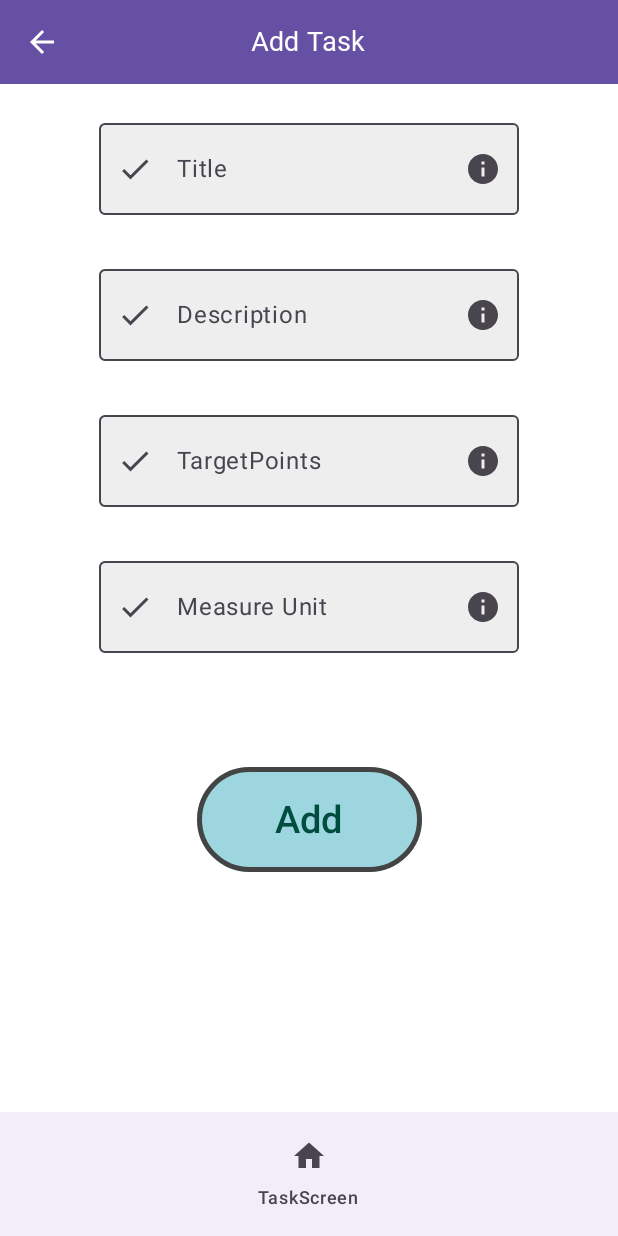
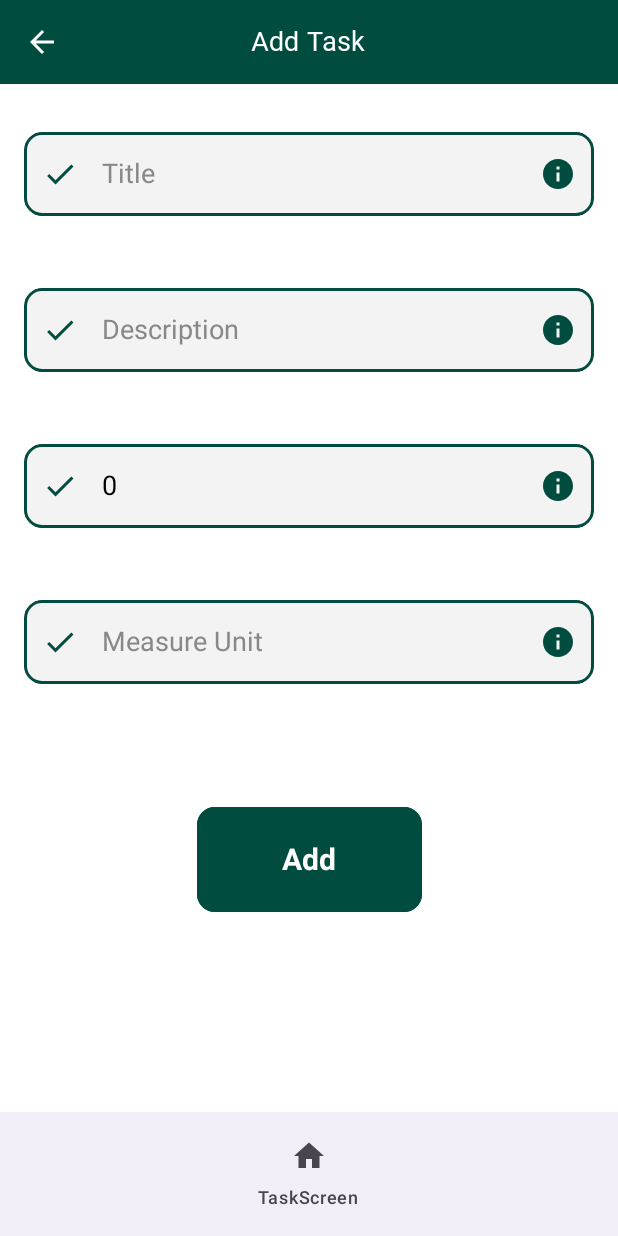
Before and after one commit to IP-115-Popov/Health, an Android app built with Jetpack Compose: the screen it shows after launch (MainActivity), after a tap on "Add", on a phone screen of 412 x 824 dp. Run offline under Robolectric (Android 15) with nearby library versions, the phone set to English and light mode, and no system bars; our stand-ins replace Dagger/Hilt's generated code, constraintlayout-compose; 1 statement that could not run was skipped.

Commit message:
Можно редактировать Задачи

```diff
--- a/app/src/main/java/ru/sergey/health/di/DomainModule.kt
+++ b/app/src/main/java/ru/sergey/health/di/DomainModule.kt
@@ -6,6 +6,7 @@ import dagger.hilt.InstallIn
 import dagger.hilt.android.components.ViewModelComponent
 import ru.sergey.domain.UseCase.AddTaskUseCase
 import ru.sergey.domain.UseCase.DownloadTasksUseCase
+import ru.sergey.domain.UseCase.GetTaskUseCase
 import ru.sergey.domain.UseCase.UpdateTaskUseCase
 import ru.sergey.domain.repository.TasksRepository
 
@@ -24,4 +25,8 @@ class DomainModule {
     fun provideUpdateTaskUseCase(tasksRepository: TasksRepository) : UpdateTaskUseCase {
         return UpdateTaskUseCase(tasksRepository = tasksRepository)
     }
+    @Provides
+    fun provideGetTaskUseCase(tasksRepository: TasksRepository) : GetTaskUseCase {
+        return GetTaskUseCase(tasksRepository = tasksRepository)
+    }
 }
--- a/app/src/main/java/ru/sergey/health/presentation/MainActivity.kt
+++ b/app/src/main/java/ru/sergey/health/presentation/MainActivity.kt
@@ -55,8 +55,9 @@ fun Main(tasksViewModel: TasksViewModel, addTasksViewModel: AddTasksViewModel) {
             composable(NavRoutes.TasksScreen.route) {
                 TasksScreen(tasksViewModel, navController)
             }
-            composable(NavRoutes.AddTasksScreen.route) {
-                AddTasksScreen(addTasksViewModel, navController)
+            composable(NavRoutes.AddTasksScreen.route) { backStackEntry ->
+                val taskId = backStackEntry.arguments?.getString("taskId")?.toIntOrNull() ?: 0
+                AddTasksScreen(addTasksViewModel, navController, taskId)
             }
         }
         BottomNavigationBar(
@@ -99,5 +100,5 @@ object NavBarItems {
 
 sealed class NavRoutes(val route: String) {
     object TasksScreen : NavRoutes("TasksScreen")
-    object AddTasksScreen : NavRoutes("AddTasksScreen")
+    object AddTasksScreen : NavRoutes("AddTasksScreen/{taskId}")
 }
--- a/app/src/main/java/ru/sergey/health/presentation/screens/AddTasksScreen.kt
+++ b/app/src/main/java/ru/sergey/health/presentation/screens/AddTasksScreen.kt
@@ -3,12 +3,15 @@ package ru.sergey.health.presentation.screens
 import android.widget.Toast
 import androidx.compose.foundation.BorderStroke
 import androidx.compose.foundation.background
+import androidx.compose.foundation.border
 import androidx.compose.foundation.layout.Box
 import androidx.compose.foundation.layout.fillMaxHeight
 import androidx.compose.foundation.layout.fillMaxSize
+import androidx.compose.foundation.layout.fillMaxWidth
 import androidx.compose.foundation.layout.height
 import androidx.compose.foundation.layout.padding
 import androidx.compose.foundation.layout.size
+import androidx.compose.foundation.shape.RoundedCornerShape
 import androidx.compose.foundation.text.KeyboardActions
 import androidx.compose.foundation.text.KeyboardOptions
 import androidx.compose.material.icons.Icons
@@ -26,11 +29,18 @@ import androidx.compose.material3.Text
 import androidx.compose.material3.TextFieldDefaults
 import androidx.compose.material3.TopAppBarDefaults
 import androidx.compose.runtime.Composable
+import androidx.compose.runtime.LaunchedEffect
 import androidx.compose.runtime.MutableState
+import androidx.compose.runtime.collectAsState
 import androidx.compose.runtime.mutableStateOf
 import androidx.compose.runtime.remember
 import androidx.compose.ui.Alignment
 import androidx.compose.ui.Modifier
+import androidx.compose.ui.draw.clip
+import androidx.compose.ui.draw.shadow
+import androidx.compose.ui.focus.FocusRequester
+import androidx.compose.ui.focus.focusRequester
+import androidx.compose.ui.focus.onFocusChanged
 import androidx.compose.ui.graphics.Color
 import androidx.compose.ui.graphics.vector.ImageVector
 import androidx.compose.ui.platform.LocalContext
@@ -38,6 +48,7 @@ import androidx.compose.ui.platform.LocalSoftwareKeyboardController
 import androidx.compose.ui.res.stringResource
 import androidx.compose.ui.res.vectorResource
 import androidx.compose.ui.text.TextStyle
+import androidx.compose.ui.text.font.FontWeight
 import androidx.compose.ui.text.input.ImeAction
 import androidx.compose.ui.text.input.KeyboardType
 import androidx.compose.ui.text.style.TextOverflow
@@ -50,10 +61,10 @@ import ru.sergey.health.presentation.theme.ui.HealthTheme
 import ru.sergey.health.presentation.viewmodel.AddTasksViewModel
 
 @Composable
-fun AddTasksScreen(vm: AddTasksViewModel, navController: NavHostController) {
-    Scaffold(
-        topBar = { taskAddTopBar(navController)},
-    ) { innerPadding ->
+fun AddTasksScreen(vm: AddTasksViewModel, navController: NavHostController, id: Int = 0) {
+    val state = vm.tasksUiState.collectAsState().value
+
+    // Toasts
     val toastAdded = Toast.makeText(
         LocalContext.current,
         "Запись добавлена", Toast.LENGTH_SHORT
@@ -62,26 +73,35 @@ fun AddTasksScreen(vm: AddTasksViewModel, navController: NavHostController) {
         LocalContext.current,
         "Заполните поля", Toast.LENGTH_SHORT
     )
-        ConstraintLayout(modifier = Modifier
+
+
+    LaunchedEffect(id) {
+        vm.getTask(id)
+
+    }
+
+    if (!state.isLoading)
+    Scaffold(
+        topBar = { taskAddTopBar(navController) },
+    ) { innerPadding ->
+        ConstraintLayout(
+            modifier = Modifier
                 .background(HealthTheme.colors.primaryBackground)
                 .padding(innerPadding)
-            .fillMaxSize()) {
+                .fillMaxSize()
+        ) {
             val (tfTitle, tfDescription, tfTargetPoints, tfMeasureUnitText, bthAdd) = createRefs()
 
-            val titleText = remember { mutableStateOf("") }
-            val descriptionText = remember { mutableStateOf("") }
-            val targetPointsText = remember { mutableStateOf("") }
-            val measureUnitText = remember { mutableStateOf("") }
-
-
+            // Используем состояние ViewModel для отображения данных
             StyledTextField(
                 modifier = Modifier.constrainAs(tfTitle) {
                     top.linkTo(parent.top, margin = 16.dp)
                     centerHorizontallyTo(parent)
                 },
-                titleText,
-                stringResource(R.string.title),
-                KeyboardOptions(keyboardType = KeyboardType.Ascii, imeAction = ImeAction.Done)
+                text = remember { mutableStateOf(state.titleText) },
+                placeholderText = stringResource(R.string.title),
+                keyboardOptions = KeyboardOptions(keyboardType = KeyboardType.Ascii, imeAction = ImeAction.Done),
+                onValueChange = { vm.updateTitle(it) }
             )
 
             StyledTextField(
@@ -89,9 +109,10 @@ fun AddTasksScreen(vm: AddTasksViewModel, navController: NavHostController) {
                     top.linkTo(tfTitle.bottom, margin = 16.dp)
                     centerHorizontallyTo(parent)
                 },
-                descriptionText,
-                stringResource(R.string.description),
-                KeyboardOptions(keyboardType = KeyboardType.Ascii, imeAction = ImeAction.Done)
+                text = remember { mutableStateOf(state.descriptionText) },
+                placeholderText = stringResource(R.string.description),
+                keyboardOptions = KeyboardOptions(keyboardType = KeyboardType.Ascii, imeAction = ImeAction.Done),
+                onValueChange = { vm.updateDescription(it) }
             )
 
             StyledTextField(
@@ -99,36 +120,33 @@ fun AddTasksScreen(vm: AddTasksViewModel, navController: NavHostController) {
                     top.linkTo(tfDescription.bottom, margin = 16.dp)
                     centerHorizontallyTo(parent)
                 },
-                targetPointsText,
-                stringResource(R.string.TargetPoints),
-                KeyboardOptions(keyboardType = KeyboardType.Number, imeAction = ImeAction.Done)
+                text = remember { mutableStateOf(state.targetPointsText.toString()) },
+                placeholderText = stringResource(R.string.TargetPoints),
+                keyboardOptions = KeyboardOptions(keyboardType = KeyboardType.Number, imeAction = ImeAction.Done),
+                onValueChange = { vm.updateTargetPoints(it) }
             )
-
 
             StyledTextField(
                 modifier = Modifier.constrainAs(tfMeasureUnitText) {
                     top.linkTo(tfTargetPoints.bottom, margin = 16.dp)
                     centerHorizontallyTo(parent)
                 },
-                measureUnitText,
-                stringResource(R.string.measure_unit),
-                KeyboardOptions(keyboardType = KeyboardType.Ascii, imeAction = ImeAction.Done)
+                text = remember { mutableStateOf(state.measureUnitText) },
+                placeholderText = stringResource(R.string.measure_unit),
+                keyboardOptions = KeyboardOptions(keyboardType = KeyboardType.Ascii, imeAction = ImeAction.Done),
+                onValueChange = { vm.updateMeasureUnit(it) }
             )
 
-            Button(onClick = {
-                if (titleText.value != "" && descriptionText.value != "" && targetPointsText.value != "") {
-                    vm.addTask(
-                        titleText.value,
-                        descriptionText.value,
-                        targetPointsText.value,
-                        measureUnitText.value
-                    )
+            Button(
+                onClick = {
+                    if (state.titleText.isNotBlank() && state.descriptionText.isNotBlank() && state.targetPointsText > 0) {
+                        vm.addTask()
                         toastAdded.show()
                     } else {
-
+                        toastNotAdded.show()
                     }
                 },
-                Modifier
+                modifier = Modifier
                     .constrainAs(bthAdd) {
                         top.linkTo(tfMeasureUnitText.bottom, margin = 16.dp)
                         centerHorizontallyTo(tfTargetPoints)
@@ -136,17 +154,18 @@ fun AddTasksScreen(vm: AddTasksViewModel, navController: NavHostController) {
                     .size(150.dp, height = 120.dp)
                     .padding(top = 50.dp),
                 colors = ButtonDefaults.buttonColors(
-                    contentColor = Color(0xff004D40),       // цвет текста
-                    containerColor = Color(0xff9ed6df)
-                ),   // цвет фона
-                border = BorderStroke(3.dp, Color.DarkGray)
+                    contentColor = HealthTheme.colors.lightText,  // Цвет текста
+                    containerColor =  HealthTheme.colors.primary  // Акцентный цвет
+                ),
+                border = BorderStroke(2.dp, HealthTheme.colors.primary), // Цвет границы
+                shape = RoundedCornerShape(12.dp), // Скругленные углы
             ) {
-                Text(stringResource(R.string.addTask), fontSize = 25.sp)
-            }
-
+                Text(stringResource(R.string.addTask), fontSize = 20.sp, fontWeight = FontWeight.Bold)
             }
         }
     }
+}
+
 
 @OptIn(ExperimentalMaterial3Api::class)
 @Composable
@@ -188,29 +207,66 @@ fun taskAddTopBar(navController: NavHostController) {
 }
 
 @Composable
-fun  StyledTextField(
+fun StyledTextField(
     modifier: Modifier,
     text: MutableState<String>,
-    placeholderText: String, keyboardOptions :  KeyboardOptions
+    placeholderText: String,
+    keyboardOptions: KeyboardOptions,
+    onValueChange: (String) -> Unit
 ) {
+    val isFocused = remember { mutableStateOf(false) }
+
     val keyboardController = LocalSoftwareKeyboardController.current
+
     OutlinedTextField(
-        placeholder = { Text(placeholderText) },
         value = text.value,
+        onValueChange = { newText ->
+            if (newText != text.value) {
+                text.value = newText
+                onValueChange(newText)
+            }
+        },
+        placeholder = {
+            Text(placeholderText, style = TextStyle(color = HealthTheme.colors.placeholderText, fontSize = 18.sp))
+        },
         keyboardOptions = keyboardOptions,
         singleLine = true,
-        textStyle = TextStyle(fontSize=25.sp),
+        textStyle = TextStyle(fontSize = 18.sp, color = HealthTheme.colors.darkText),
+        leadingIcon = {
+            Icon(
+                imageVector = Icons.Filled.Check,
+                contentDescription = "Проверено",
+                tint =  if (isFocused.value) { HealthTheme.colors.iconColor} else { HealthTheme.colors.primary}
+            )
+        },
+        trailingIcon = {
+            Icon(
+                imageVector = Icons.Filled.Info,
+                contentDescription = "Дополнительная информация",
+                tint = if (isFocused.value) { HealthTheme.colors.iconColor} else { HealthTheme.colors.primary}
+            )
+        },
         colors = TextFieldDefaults.colors(
-            unfocusedContainerColor = Color(0xffeeeeee),
-            unfocusedTextColor = Color(0xff888888),
-            focusedContainerColor = Color.White,
-            focusedTextColor = Color(0xff222222),
+            unfocusedContainerColor = Color(0xfff3f3f3),
+            focusedContainerColor =  HealthTheme.colors.primary,  // Акцент на фоне при фокусе
+            unfocusedTextColor = Color.Gray,
+            focusedTextColor = Color.Black,
+            cursorColor =  HealthTheme.colors.primary,  // Цвет курсора
         ),
-        leadingIcon = { Icon(Icons.Filled.Check, contentDescription = "Проверено") },
-        trailingIcon = { Icon(Icons.Filled.Info, contentDescription = "Дополнительная информация") },
-        onValueChange = {newText -> text.value = newText},
-        modifier = modifier.then(Modifier.padding(10.dp)),
+        modifier = modifier
+            .padding(16.dp)
+            .fillMaxWidth()
+            .clip(RoundedCornerShape(12.dp)) // Скругленные углы
+            .background(Color.White)
+            .shadow(2.dp, RoundedCornerShape(12.dp)) // Тень для глубины
+            .border(2.dp, Color(0xff004D40), RoundedCornerShape(12.dp)) // Граница поля
+            .focusRequester(FocusRequester.Default) // Добавление запроса фокуса
+            .onFocusChanged { focusState ->
+                // Следим за фокусом
+                isFocused.value = focusState.isFocused
+            },
         keyboardActions = KeyboardActions(
-            onDone = {keyboardController?.hide()})
+            onDone = { keyboardController?.hide() }
+        )
     )
 }
--- a/app/src/main/java/ru/sergey/health/presentation/screens/TasksScreen.kt
+++ b/app/src/main/java/ru/sergey/health/presentation/screens/TasksScreen.kt
@@ -66,7 +66,13 @@ val tasks = vm.tasksUiState.collectAsState()
             contentPadding = PaddingValues(8.dp),
         ) {
             items(tasks.value.tasks) { item ->
-                TaskView(item, vm)
+                TaskView(item, vm,
+                    edit = {
+                        val navRoute: String =
+                            NavRoutes.AddTasksScreen.route.replace("{taskId}", "${item.id}")
+                        navController.navigate(navRoute)
+                    }
+                )
             }
         }
     }
@@ -106,7 +112,11 @@ fun taskTopBar(navController: NavHostController) {
             modifier = Modifier.fillMaxHeight(),
         ) {
             IconButton(
-                onClick = {navController.navigate(NavRoutes.AddTasksScreen.route)},
+                onClick = {
+                    val navRoute: String =
+                        NavRoutes.AddTasksScreen.route.replace("{taskId}", "0")
+                    navController.navigate(navRoute)
+                          },
                 modifier = Modifier.align(Alignment.CenterStart)
             ) {
                 Icon(
@@ -126,7 +136,7 @@ fun taskTopBar(navController: NavHostController) {
 }
 
 @Composable
-fun TaskView(task: Task = Task(1,"Бег","Бегать каждый день по 10Бегать каждый день по 10 кмБегать каждый день по 10 км кмБегать каждый день по 10 кмБегать каждый день по 10 кмБегать каждый день по 10 кмБегать каждый день по 10 км", 0, 100, "Дней"), vm : TasksViewModel)
+fun TaskView(task: Task, vm : TasksViewModel, edit: ()->Unit)
 {
     val textModifier = Modifier.padding(5.dp)
 
@@ -210,7 +220,7 @@ fun TaskView(task: Task = Task(1,"Бег","Бегать каждый день п
                 DropdownMenuItem(
                     onClick = {
                         expanded = false
-
+                        edit()
                     },
                     text = { Text("Редактировать") }
                 )
--- a/app/src/main/java/ru/sergey/health/presentation/theme/ui/Color.kt
+++ b/app/src/main/java/ru/sergey/health/presentation/theme/ui/Color.kt
@@ -13,8 +13,12 @@ val Pink40 = Color(0xFF7D5260)
 
 val baseDarkPalette = HealthColors(
     primaryBackground = White,
+    primary = Color(0xff004D40),
     iconColor = White,
-    topBarContainerColor = Color(0xFF6650a4),
+    topBarContainerColor =  Color(0xff004D40),
     titleContentColor = White,
     cardColor = Color(0xFFD0BCFF),
+    placeholderText =  Color.Gray,
+    darkText =  Color.Black,
+    lightText =  White,
 )
--- a/app/src/main/java/ru/sergey/health/presentation/theme/ui/HealthCommon.kt
+++ b/app/src/main/java/ru/sergey/health/presentation/theme/ui/HealthCommon.kt
@@ -10,7 +10,11 @@ data class HealthColors(
     val iconColor: Color,
     val topBarContainerColor: Color,
     val titleContentColor: Color,
-    val cardColor: Color
+    val cardColor: Color,
+    val primary: Color,
+    val placeholderText: Color,
+    val darkText: Color,
+    val lightText: Color,
 )
 
 data class HealthTypography(
--- /dev/null
+++ b/app/src/main/java/ru/sergey/health/presentation/viewmodel/AddTaskUIState.kt
@@ -0,0 +1,10 @@
+package ru.sergey.health.presentation.viewmodel
+
+data class AddTaskUIState(
+    val id: Int = 0,
+    val titleText: String = "",
+    val descriptionText: String = "",
+    val targetPointsText: Int = 0,
+    val measureUnitText: String = "",
+    val isLoading: Boolean = false,
+)
--- a/app/src/main/java/ru/sergey/health/presentation/viewmodel/AddTasksViewModel.kt
+++ b/app/src/main/java/ru/sergey/health/presentation/viewmodel/AddTasksViewModel.kt
@@ -1,33 +1,92 @@
 package ru.sergey.health.presentation.viewmodel
 
+import androidx.annotation.Nullable
 import androidx.lifecycle.ViewModel
 import androidx.lifecycle.viewModelScope
 import dagger.hilt.android.lifecycle.HiltViewModel
 import kotlinx.coroutines.Dispatchers
+import kotlinx.coroutines.flow.MutableStateFlow
+import kotlinx.coroutines.flow.StateFlow
+import kotlinx.coroutines.flow.asStateFlow
+import kotlinx.coroutines.flow.update
 import kotlinx.coroutines.launch
+import kotlinx.coroutines.withContext
 import ru.sergey.domain.UseCase.AddTaskUseCase
+import ru.sergey.domain.UseCase.GetTaskUseCase
 import ru.sergey.domain.models.Task
 import javax.inject.Inject
 
 @HiltViewModel
-class AddTasksViewModel  @Inject constructor(
-    val addTaskUseCase: AddTaskUseCase
-)
-    : ViewModel() {
+class AddTasksViewModel @Inject constructor(
+    private val addTaskUseCase: AddTaskUseCase,
+    private val getTaskUseCase: GetTaskUseCase
+) : ViewModel() {
 
-        fun addTask(titleText : String, descriptionText : String, targetPointsText : String, measureUnitText : String) {
+    private val _tasksUiState = MutableStateFlow(AddTaskUIState())
+    val tasksUiState: StateFlow<AddTaskUIState> = _tasksUiState.asStateFlow()
+
+    fun getTask(id: Int) {
+        if (id != 0) {
+            _tasksUiState.update { it.copy(isLoading = true) }
+            viewModelScope.launch(Dispatchers.IO) {
+                val updatedTask = getTaskUseCase.execute(id)
+                if (updatedTask != null) {
+                    withContext(Dispatchers.Main) {
+                        _tasksUiState.update {
+                            it.copy(
+                                id = updatedTask.id,
+                                titleText = updatedTask.title,
+                                descriptionText = updatedTask.description,
+                                targetPointsText = updatedTask.targetPoints,
+                                measureUnitText = updatedTask.measureUnit,
+                                isLoading = false
+                            )
+                        }
+                    }
+                } else {
+                    withContext(Dispatchers.Main) {
+                        _tasksUiState.update {
+                            it.copy(isLoading = false)
+                        }
+                    }
+                }
+            }
+        }
+    }
+
+    // Обновляем отдельные поля
+    fun updateTitle(title: String) {
+        _tasksUiState.update { it.copy(titleText = title) }
+    }
+
+    fun updateDescription(description: String) {
+        _tasksUiState.update { it.copy(descriptionText = description) }
+    }
+
+    fun updateTargetPoints(targetPoints: String) {
+        _tasksUiState.update { it.copy(targetPointsText = targetPoints.toIntOrNull() ?: 0) }
+    }
+
+    fun updateMeasureUnit(measureUnit: String) {
+        _tasksUiState.update { it.copy(measureUnitText = measureUnit) }
+    }
+
+    // Добавление задачи
+    fun addTask() {
+        val state = _tasksUiState.value
+        if (state.titleText.isNotBlank() && state.descriptionText.isNotBlank() && state.targetPointsText > 0) {
             viewModelScope.launch(Dispatchers.IO) {
                 addTaskUseCase.exectute(
                     Task(
-                        id = 0,
-                        title = titleText,
-                        description = descriptionText,
+                        id = state.id,
+                        title = state.titleText,
+                        description = state.descriptionText,
                         points = 0,
-                        targetPoints = targetPointsText.toInt(),
-                        measureUnit =  measureUnitText
+                        targetPoints = state.targetPointsText,
+                        measureUnit = state.measureUnitText
                     )
                 )
             }
         }
-
+    }
 }
--- a/data/src/main/java/ru/sergey/data/storage/TaskDao.kt
+++ b/data/src/main/java/ru/sergey/data/storage/TaskDao.kt
@@ -4,6 +4,7 @@ import androidx.room.Dao
 import androidx.room.Insert
 import androidx.room.Query
 import androidx.room.Update
+import androidx.room.Upsert
 import kotlinx.coroutines.flow.Flow
 
 @Dao
@@ -12,10 +13,13 @@ interface TaskDao {
     @Query("SELECT * FROM ${TaskStorage.TABLE_NAME}")
     fun getTasks(): Flow<List<TaskStorage>>
 
-    @Insert
+    @Upsert
     fun insertTask(taskStorage : TaskStorage)
 
     @Update
     suspend fun updateTask(task: TaskStorage)
 
+    @Query("SELECT * FROM ${TaskStorage.TABLE_NAME} WHERE taskId = :taskId LIMIT 1")
+    fun getTaskById(taskId: Int): TaskStorage?
+
 }
--- a/domain/src/main/java/ru/sergey/domain/repository/TasksRepository.kt
+++ b/domain/src/main/java/ru/sergey/domain/repository/TasksRepository.kt
@@ -6,5 +6,6 @@ import ru.sergey.domain.models.Task
 interface TasksRepository {
     suspend fun uploadTask(task: Task)
     suspend fun  downloadTasks(): Flow<List<Task>>
+    suspend fun  downloadTask(id: Int): Task?
     suspend fun updateTaskPoints(task: Task)
 }
```
Also changed, not shown: data/src/main/java/ru/sergey/data/repository/TaskRepositoryImp.kt (+8 -2 lines), domain/src/main/java/ru/sergey/domain/UseCase/getTaskUseCase.kt (added, +10 -0 lines). Lines whose indentation alone changed are shown as unchanged.
